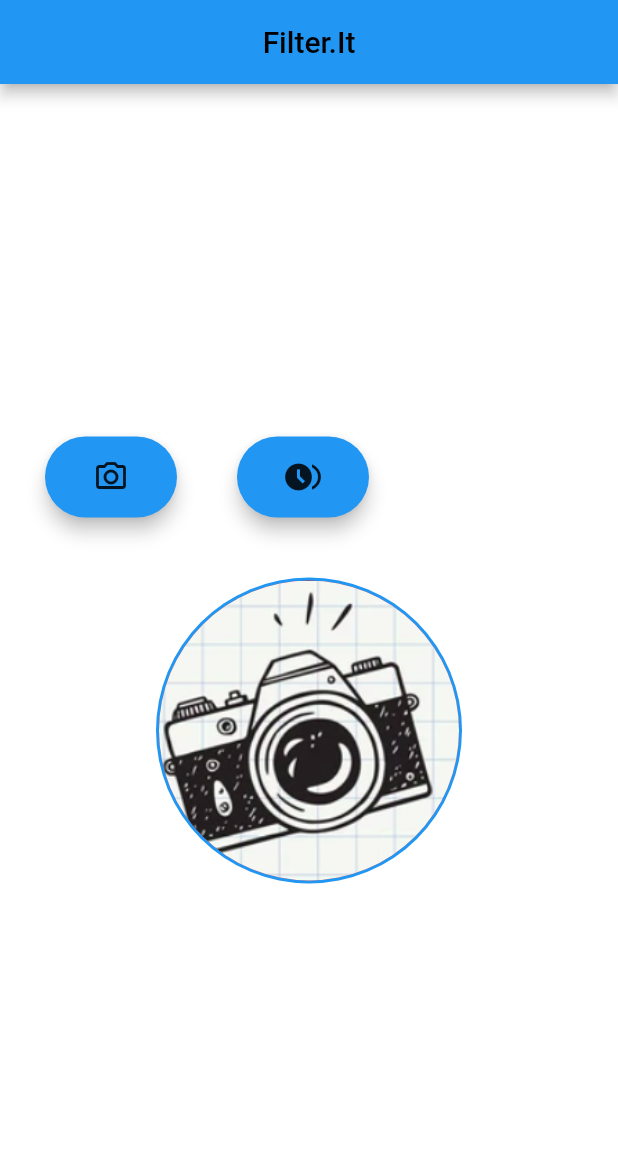
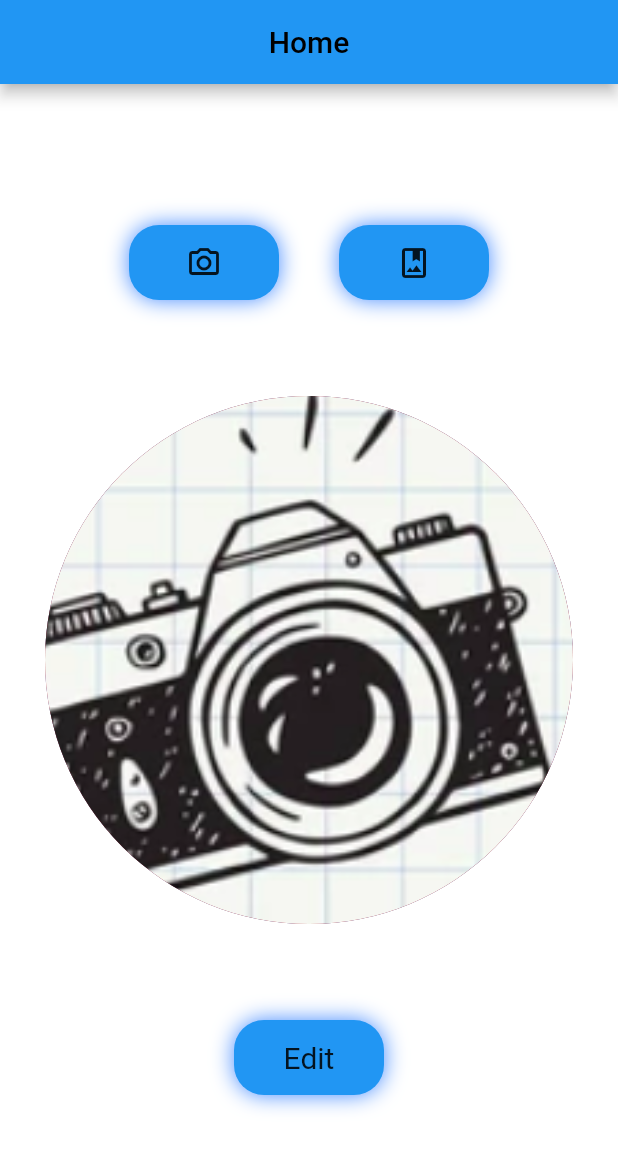
Before and after one commit to ArjunMalhotra07/Camera, a Flutter app: the screen it shows after launch, on a phone screen of 412 x 824 dp. Shown: the top 1150 px of the screen. Run offline on Flutter 3.47's test engine with Material 2 defaults, Android fonts, the phone set to English and light mode, and no system bars; our stand-ins replace cloud_firestore, firebase_auth, firebase_core, flutter_secure_storage, fluttertoast, gallery_saver and 2 more; missing offline and left inert: firestore_search; accounts and stored records are empty.

```diff
--- a/lib/pages/home_page.dart
+++ b/lib/pages/home_page.dart
@@ -1,9 +1,12 @@
+import 'dart:async';
 import 'dart:io';
+import 'dart:math';
 import 'package:firebase_auth/firebase_auth.dart';
 import 'package:flutter/material.dart';
 import 'package:flutter_secure_storage/flutter_secure_storage.dart';
 import 'package:get/get.dart';
 import 'package:image_picker/image_picker.dart';
+import 'package:scan_app/pages/editPicture.dart';
 import 'package:scan_app/pages/login_page.dart';
 
 class HomePage extends StatefulWidget {
@@ -15,13 +18,14 @@ class HomePage extends StatefulWidget {
 
 class _HomePageState extends State<HomePage> {
   final storage = const FlutterSecureStorage();
+  var _timer;
   File? pickedImage;
   @override
   Widget build(BuildContext context) {
     return Scaffold(
       appBar: AppBar(
         centerTitle: true,
-        title: Center(child: const Text("Filter.It")),
+        title: Center(child: const Text("Home")),
         foregroundColor: Colors.black,
         backgroundColor: Colors.blue,
       ),
@@ -64,51 +68,115 @@ class _HomePageState extends State<HomePage> {
               // crossAxisAlignment: CrossAxisAlignment.center,
               children: <Widget>[
                 Row(
+                  mainAxisAlignment: MainAxisAlignment.center,
                   children: [
-                    Material(
-                      elevation: 5,
-                      borderRadius: BorderRadius.circular(30),
-                      color: Colors.blue,
-                      child: MaterialButton(
-                          padding: const EdgeInsets.fromLTRB(20, 15, 20, 15),
-                          onPressed: () {
-                            pickImage(ImageSource.camera);
-                          },
-                          child: const Icon(Icons.camera_alt_outlined)),
+                    GestureDetector(
+                      onTap: () {
+                        pickImage(ImageSource.camera);
+                      },
+                      child: Container(
+                          height: 50,
+                          width: 100,
+                          decoration: BoxDecoration(
+                            color: Colors.blue,
+                            borderRadius: BorderRadius.circular(20),
+                            boxShadow: const [
+                              BoxShadow(
+                                color: Colors.blueAccent,
+                                blurRadius: 12.0,
+                              ),
+                            ],
+                          ),
+                          child: Center(
+                            child: const Icon(Icons.camera_alt_outlined),
+                          )),
                     ),
                     const SizedBox(width: 40),
-                    Material(
-                      elevation: 5,
-                      borderRadius: BorderRadius.circular(30),
-                      color: Colors.blue,
-                      child: MaterialButton(
-                          padding: const EdgeInsets.fromLTRB(20, 15, 20, 15),
-                          onPressed: () {
-                            pickImage(ImageSource.gallery);
-                          },
-                          child: const Icon(Icons.browse_gallery)),
+                    GestureDetector(
+                      onTap: () {
+                        pickImage(ImageSource.gallery);
+                      },
+                      child: Container(
+                          height: 50,
+                          width: 100,
+                          decoration: BoxDecoration(
+                            color: Colors.blue,
+                            borderRadius: BorderRadius.circular(20),
+                            boxShadow: const [
+                              BoxShadow(
+                                color: Colors.blueAccent,
+                                blurRadius: 12.0,
+                              ),
+                            ],
+                          ),
+                          child: Center(
+                            child: const Icon(Icons.photo_album_outlined),
+                          )),
                     ),
                   ],
                 ),
                 const SizedBox(height: 40),
                 Container(
                   child: pickedImage != null
-                      ? Container(
-                          height: 300,
-                          width: 300,
-                          child: FittedBox(
-                            fit: BoxFit.contain,
-                            child: Image.file(pickedImage!),
+                      ? CircleAvatar(
+                          radius: 200,
+                          backgroundColor: Colors.blue,
+                          child: CircleAvatar(
+                            backgroundImage: FileImage(pickedImage!),
+                            radius: 198,
                           ),
                         )
                       : const CircleAvatar(
-                          radius: 102,
+                          radius: 200,
                           backgroundColor: Colors.blue,
                           child: CircleAvatar(
                             backgroundImage: AssetImage('assets/camera.png'),
-                            radius: 100,
+                            radius: 198,
                           ),
                         ),
+                ),
+                const SizedBox(height: 40),
+                GestureDetector(
+                  onTap: () {
+                    if (pickedImage == null) {
+                      showDialog(
+                          context: context,
+                          builder: (BuildContext context) {
+                            return const AlertDialog(
+                              content: Padding(
+                                  padding: EdgeInsets.only(left: 25),
+                                  child: Text("Please Select an Image")),
+                            );
+                          });
+                    } else {
+                      Navigator.push(
+                        context,
+                        MaterialPageRoute(
+                            builder: (context) => EditPicture(
+                                  pickedImage: pickedImage,
+                                )),
+                      );
+                    }
+                  },
+                  child: Container(
+                      height: 50,
+                      width: 100,
+                      decoration: BoxDecoration(
+                        color: Colors.blue,
+                        borderRadius: BorderRadius.circular(20),
+                        boxShadow: const [
+                          BoxShadow(
+                            color: Colors.blueAccent,
+                            blurRadius: 12.0,
+                          ),
+                        ],
+                      ),
+                      child: Center(
+                        child: const Text(
+                          "Edit",
+                          style: TextStyle(fontSize: 20),
+                        ),
+                      )),
                 ),
               ],
             ),
@@ -125,9 +193,8 @@ class _HomePageState extends State<HomePage> {
       final tempImage = File(photo.path);
       setState(() {
         pickedImage = tempImage;
+        print("$pickedImage");
       });
-
-      Get.back();
     } catch (error) {
       debugPrint(error.toString());
     }
--- a/pubspec.yaml
+++ b/pubspec.yaml
@@ -37,10 +37,12 @@ dependencies:
     sdk: flutter
   flutter_secure_storage: ^5.0.2
   fluttertoast: ^8.0.9
+  gallery_saver: ^2.3.2
   get: ^4.6.5
   image_picker: ^0.8.5+3
   path: ^1.8.1
   path_provider: ^2.0.10
+  permission_handler: ^8.2.5
   provider: null
 
 dev_dependencies:
```
Also changed, not shown: lib/pages/downloadPic.dart (added, +52 -0 lines), lib/pages/editPicture.dart (+146 -0 lines), assets/download.jpeg (added), pubspec.lock, 2 other files.
